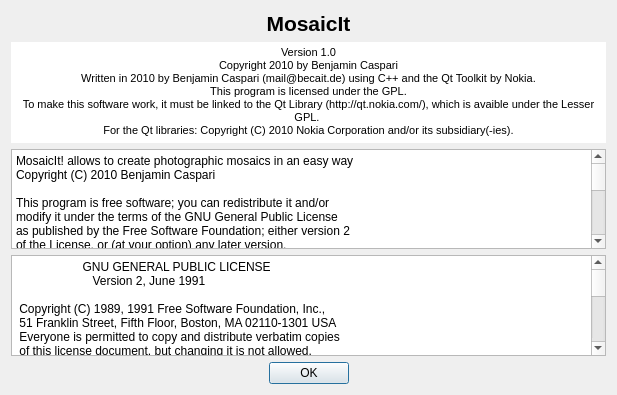
The window that aboutdlg.ui (seanet7or/mosaicit) describes before a commit, drawn with Qt 5.
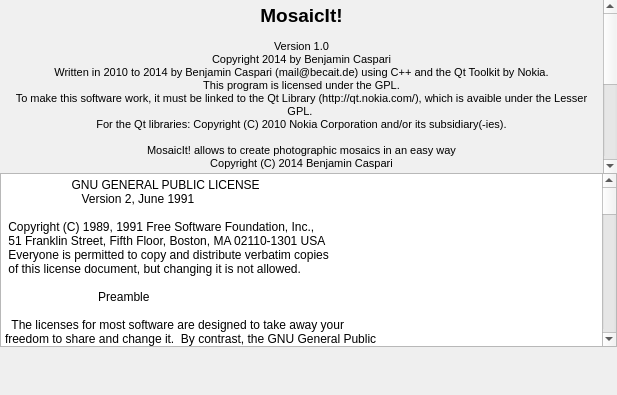
The same window after the commit. Icons and pictures are not drawn. Custom widgets are drawn as their Qt base class.

Diff of the .ui file:
```diff
--- a/aboutdlg.ui
+++ b/aboutdlg.ui
@@ -24,22 +24,24 @@
    <locale language="English" country="UnitedStates"/>
   </property>
   <layout class="QVBoxLayout" name="verticalLayout">
+   <property name="spacing">
+    <number>0</number>
+   </property>
+   <property name="leftMargin">
+    <number>0</number>
+   </property>
+   <property name="topMargin">
+    <number>0</number>
+   </property>
+   <property name="rightMargin">
+    <number>0</number>
+   </property>
+   <property name="bottomMargin">
+    <number>0</number>
+   </property>
    <item>
     <layout class="QGridLayout" name="gridLayout">
-     <item row="4" column="1">
-      <widget class="QPushButton" name="pushButton">
-       <property name="text">
-        <string>OK</string>
-       </property>
-       <property name="autoDefault">
-        <bool>true</bool>
-       </property>
-       <property name="default">
-        <bool>true</bool>
-       </property>
-      </widget>
-     </item>
-     <item row="4" column="0">
+     <item row="2" column="0">
       <spacer name="horizontalSpacer">
        <property name="orientation">
         <enum>Qt::Horizontal</enum>
@@ -52,7 +54,7 @@
        </property>
       </spacer>
      </item>
-     <item row="4" column="2">
+     <item row="2" column="2">
       <spacer name="horizontalSpacer_2">
        <property name="orientation">
         <enum>Qt::Horizontal</enum>
@@ -66,24 +68,50 @@
       </spacer>
      </item>
      <item row="0" column="0" colspan="3">
-      <widget class="QLabel" name="label">
-       <property name="font">
-        <font>
-         <pointsize>16</pointsize>
-         <weight>75</weight>
-         <bold>true</bold>
-        </font>
-       </property>
-       <property name="text">
-        <string>MosaicIt</string>
-       </property>
-       <property name="alignment">
-        <set>Qt::AlignCenter</set>
-       </property>
-      </widget>
-     </item>
-     <item row="1" column="0" colspan="3">
       <widget class="QTextBrowser" name="textBrowser">
+       <property name="sizePolicy">
+        <sizepolicy hsizetype="Expanding" vsizetype="Expanding">
+         <horstretch>0</horstretch>
+         <verstretch>0</verstretch>
+        </sizepolicy>
+       </property>
+       <property name="palette">
+        <palette>
+         <active>
+          <colorrole role="Base">
+           <brush brushstyle="SolidPattern">
+            <color alpha="255">
+             <red>240</red>
+             <green>240</green>
+             <blue>240</blue>
+            </color>
+           </brush>
+          </colorrole>
+         </active>
+         <inactive>
+          <colorrole role="Base">
+           <brush brushstyle="SolidPattern">
+            <color alpha="255">
+             <red>240</red>
+             <green>240</green>
+             <blue>240</blue>
+            </color>
+           </brush>
+          </colorrole>
+         </inactive>
+         <disabled>
+          <colorrole role="Base">
+           <brush brushstyle="SolidPattern">
+            <color alpha="255">
+             <red>240</red>
+             <green>240</green>
+             <blue>240</blue>
+            </color>
+           </brush>
+          </colorrole>
+         </disabled>
+        </palette>
+       </property>
        <property name="frameShape">
         <enum>QFrame::NoFrame</enum>
        </property>
@@ -92,45 +120,46 @@
 &lt;html&gt;&lt;head&gt;&lt;meta name=&quot;qrichtext&quot; content=&quot;1&quot; /&gt;&lt;style type=&quot;text/css&quot;&gt;
 p, li { white-space: pre-wrap; }
 &lt;/style&gt;&lt;/head&gt;&lt;body style=&quot; font-family:'MS Shell Dlg 2'; font-size:8.25pt; font-weight:400; font-style:normal;&quot;&gt;
+&lt;p align=&quot;center&quot; style=&quot; margin-top:0px; margin-bottom:0px; margin-left:0px; margin-right:0px; -qt-block-indent:0; text-indent:0px;&quot;&gt;&lt;span style=&quot; font-size:14pt; font-weight:600;&quot;&gt;MosaicIt!&lt;/span&gt;&lt;/p&gt;
+&lt;p align=&quot;center&quot; style=&quot;-qt-paragraph-type:empty; margin-top:0px; margin-bottom:0px; margin-left:0px; margin-right:0px; -qt-block-indent:0; text-indent:0px;&quot;&gt;&lt;br /&gt;&lt;/p&gt;
 &lt;p align=&quot;center&quot; style=&quot; margin-top:0px; margin-bottom:0px; margin-left:0px; margin-right:0px; -qt-block-indent:0; text-indent:0px;&quot;&gt;&lt;span style=&quot; font-size:8pt;&quot;&gt;Version 1.0&lt;/span&gt;&lt;/p&gt;
-&lt;p align=&quot;center&quot; style=&quot; margin-top:0px; margin-bottom:0px; margin-left:0px; margin-right:0px; -qt-block-indent:0; text-indent:0px;&quot;&gt;&lt;span style=&quot; font-size:8pt;&quot;&gt;Copyright 2010 by Benjamin Caspari&lt;/span&gt;&lt;/p&gt;
-&lt;p align=&quot;center&quot; style=&quot; margin-top:0px; margin-bottom:0px; margin-left:0px; margin-right:0px; -qt-block-indent:0; text-indent:0px;&quot;&gt;&lt;span style=&quot; font-size:8pt;&quot;&gt;Written in 2010 by Benjamin Caspari (mail@becait.de) using C++ and the Qt Toolkit by Nokia.&lt;/span&gt;&lt;/p&gt;
+&lt;p align=&quot;center&quot; style=&quot; margin-top:0px; margin-bottom:0px; margin-left:0px; margin-right:0px; -qt-block-indent:0; text-indent:0px;&quot;&gt;&lt;span style=&quot; font-size:8pt;&quot;&gt;Copyright 2014 by Benjamin Caspari&lt;/span&gt;&lt;/p&gt;
+&lt;p align=&quot;center&quot; style=&quot; margin-top:0px; margin-bottom:0px; margin-left:0px; margin-right:0px; -qt-block-indent:0; text-indent:0px;&quot;&gt;&lt;span style=&quot; font-size:8pt;&quot;&gt;Written in 2010 to 2014 by Benjamin Caspari (mail@becait.de) using C++ and the Qt Toolkit by Nokia.&lt;/span&gt;&lt;/p&gt;
 &lt;p align=&quot;center&quot; style=&quot; margin-top:0px; margin-bottom:0px; margin-left:0px; margin-right:0px; -qt-block-indent:0; text-indent:0px;&quot;&gt;&lt;span style=&quot; font-size:8pt;&quot;&gt;This program is licensed under the GPL.&lt;/span&gt;&lt;/p&gt;
 &lt;p align=&quot;center&quot; style=&quot; margin-top:0px; margin-bottom:0px; margin-left:0px; margin-right:0px; -qt-block-indent:0; text-indent:0px;&quot;&gt;&lt;span style=&quot; font-size:8pt;&quot;&gt;To make this software work, it must be linked to the Qt Library (http://qt.nokia.com/), which is avaible under the Lesser GPL. &lt;/span&gt;&lt;/p&gt;
-&lt;p align=&quot;center&quot; style=&quot; margin-top:0px; margin-bottom:0px; margin-left:0px; margin-right:0px; -qt-block-indent:0; text-indent:0px;&quot;&gt;&lt;span style=&quot; font-size:8pt;&quot;&gt;For the Qt libraries: Copyright (C) 2010 Nokia Corporation and/or its subsidiary(-ies).&lt;/span&gt;&lt;/p&gt;&lt;/body&gt;&lt;/html&gt;</string>
+&lt;p align=&quot;center&quot; style=&quot; margin-top:0px; margin-bottom:0px; margin-left:0px; margin-right:0px; -qt-block-indent:0; text-indent:0px;&quot;&gt;&lt;span style=&quot; font-size:8pt;&quot;&gt;For the Qt libraries: Copyright (C) 2010 Nokia Corporation and/or its subsidiary(-ies).&lt;/span&gt;&lt;/p&gt;
+&lt;p align=&quot;center&quot; style=&quot;-qt-paragraph-type:empty; margin-top:0px; margin-bottom:0px; margin-left:0px; margin-right:0px; -qt-block-indent:0; text-indent:0px; font-size:8pt;&quot;&gt;&lt;br /&gt;&lt;/p&gt;
+&lt;p align=&quot;center&quot; style=&quot; margin-top:0px; margin-bottom:0px; margin-left:0px; margin-right:0px; -qt-block-indent:0; text-indent:0px;&quot;&gt;&lt;span style=&quot; font-size:8pt;&quot;&gt;MosaicIt! allows to create photographic mosaics in an easy way&lt;/span&gt;&lt;/p&gt;
+&lt;p align=&quot;center&quot; style=&quot; margin-top:0px; margin-bottom:0px; margin-left:0px; margin-right:0px; -qt-block-indent:0; text-indent:0px;&quot;&gt;&lt;span style=&quot; font-size:8pt;&quot;&gt;Copyright (C) 2014 Benjamin Caspari&lt;/span&gt;&lt;/p&gt;
+&lt;p align=&quot;center&quot; style=&quot;-qt-paragraph-type:empty; margin-top:0px; margin-bottom:0px; margin-left:0px; margin-right:0px; -qt-block-indent:0; text-indent:0px; font-size:8pt;&quot;&gt;&lt;br /&gt;&lt;/p&gt;
+&lt;p align=&quot;center&quot; style=&quot; margin-top:0px; margin-bottom:0px; margin-left:0px; margin-right:0px; -qt-block-indent:0; text-indent:0px;&quot;&gt;&lt;span style=&quot; font-size:8pt;&quot;&gt;This program is free software; you can redistribute it and/or&lt;/span&gt;&lt;/p&gt;
+&lt;p align=&quot;center&quot; style=&quot; margin-top:0px; margin-bottom:0px; margin-left:0px; margin-right:0px; -qt-block-indent:0; text-indent:0px;&quot;&gt;&lt;span style=&quot; font-size:8pt;&quot;&gt;modify it under the terms of the GNU General Public License&lt;/span&gt;&lt;/p&gt;
+&lt;p align=&quot;center&quot; style=&quot; margin-top:0px; margin-bottom:0px; margin-left:0px; margin-right:0px; -qt-block-indent:0; text-indent:0px;&quot;&gt;&lt;span style=&quot; font-size:8pt;&quot;&gt;as published by the Free Software Foundation; either version 2&lt;/span&gt;&lt;/p&gt;
+&lt;p align=&quot;center&quot; style=&quot; margin-top:0px; margin-bottom:0px; margin-left:0px; margin-right:0px; -qt-block-indent:0; text-indent:0px;&quot;&gt;&lt;span style=&quot; font-size:8pt;&quot;&gt;of the License, or (at your option) any later version.&lt;/span&gt;&lt;/p&gt;
+&lt;p align=&quot;center&quot; style=&quot;-qt-paragraph-type:empty; margin-top:0px; margin-bottom:0px; margin-left:0px; margin-right:0px; -qt-block-indent:0; text-indent:0px; font-size:8pt;&quot;&gt;&lt;br /&gt;&lt;/p&gt;
+&lt;p align=&quot;center&quot; style=&quot; margin-top:0px; margin-bottom:0px; margin-left:0px; margin-right:0px; -qt-block-indent:0; text-indent:0px;&quot;&gt;&lt;span style=&quot; font-size:8pt;&quot;&gt;This program is distributed in the hope that it will be useful,&lt;/span&gt;&lt;/p&gt;
+&lt;p align=&quot;center&quot; style=&quot; margin-top:0px; margin-bottom:0px; margin-left:0px; margin-right:0px; -qt-block-indent:0; text-indent:0px;&quot;&gt;&lt;span style=&quot; font-size:8pt;&quot;&gt;but WITHOUT ANY WARRANTY; without even the implied warranty of&lt;/span&gt;&lt;/p&gt;
+&lt;p align=&quot;center&quot; style=&quot; margin-top:0px; margin-bottom:0px; margin-left:0px; margin-right:0px; -qt-block-indent:0; text-indent:0px;&quot;&gt;&lt;span style=&quot; font-size:8pt;&quot;&gt;MERCHANTABILITY or FITNESS FOR A PARTICULAR PURPOSE.  See the&lt;/span&gt;&lt;/p&gt;
+&lt;p align=&quot;center&quot; style=&quot; margin-top:0px; margin-bottom:0px; margin-left:0px; margin-right:0px; -qt-block-indent:0; text-indent:0px;&quot;&gt;&lt;span style=&quot; font-size:8pt;&quot;&gt;GNU General Public License for more details.&lt;/span&gt;&lt;/p&gt;
+&lt;p style=&quot;-qt-paragraph-type:empty; margin-top:0px; margin-bottom:0px; margin-left:0px; margin-right:0px; -qt-block-indent:0; text-indent:0px; font-size:8pt;&quot;&gt;&lt;br /&gt;&lt;/p&gt;
+&lt;p align=&quot;center&quot; style=&quot; margin-top:0px; margin-bottom:0px; margin-left:0px; margin-right:0px; -qt-block-indent:0; text-indent:0px;&quot;&gt;&lt;span style=&quot; font-size:8pt;&quot;&gt;You should have received a copy of the GNU General Public License&lt;/span&gt;&lt;/p&gt;
+&lt;p align=&quot;center&quot; style=&quot; margin-top:0px; margin-bottom:0px; margin-left:0px; margin-right:0px; -qt-block-indent:0; text-indent:0px;&quot;&gt;&lt;span style=&quot; font-size:8pt;&quot;&gt;along with this program; if not, write to the Free Software&lt;/span&gt;&lt;/p&gt;
+&lt;p align=&quot;center&quot; style=&quot; margin-top:0px; margin-bottom:0px; margin-left:0px; margin-right:0px; -qt-block-indent:0; text-indent:0px;&quot;&gt;&lt;span style=&quot; font-size:8pt;&quot;&gt;Foundation, Inc., 51 Franklin Street, Fifth Floor, Boston, MA  02110-1301, USA.&lt;/span&gt;&lt;/p&gt;&lt;/body&gt;&lt;/html&gt;</string>
        </property>
       </widget>
      </item>
-     <item row="2" column="0" colspan="3">
+     <item row="2" column="1">
+      <widget class="Button" name="okBn" native="true">
+       <property name="minimumSize">
+        <size>
+         <width>88</width>
+         <height>48</height>
+        </size>
+       </property>
+      </widget>
+     </item>
+     <item row="1" column="0" colspan="3">
       <widget class="QPlainTextEdit" name="plainTextEdit">
-       <property name="readOnly">
-        <bool>true</bool>
-       </property>
-       <property name="plainText">
-        <string>MosaicIt! allows to create photographic mosaics in an easy way
-Copyright (C) 2010 Benjamin Caspari
-
-This program is free software; you can redistribute it and/or
-modify it under the terms of the GNU General Public License
-as published by the Free Software Foundation; either version 2
-of the License, or (at your option) any later version.
-
-This program is distributed in the hope that it will be useful,
-but WITHOUT ANY WARRANTY; without even the implied warranty of
-MERCHANTABILITY or FITNESS FOR A PARTICULAR PURPOSE.  See the
-GNU General Public License for more details.
-
-You should have received a copy of the GNU General Public License
-along with this program; if not, write to the Free Software
-Foundation, Inc., 51 Franklin Street, Fifth Floor, Boston, MA  02110-1301, USA.</string>
-       </property>
-      </widget>
-     </item>
-     <item row="3" column="0" colspan="3">
-      <widget class="QPlainTextEdit" name="plainTextEdit_2">
-       <property name="readOnly">
-        <bool>true</bool>
-       </property>
        <property name="plainText">
         <string>                    GNU GENERAL PUBLIC LICENSE
                        Version 2, June 1991
@@ -479,6 +508,14 @@
    </item>
   </layout>
  </widget>
+ <customwidgets>
+  <customwidget>
+   <class>Button</class>
+   <extends>QWidget</extends>
+   <header>widgets/button.h</header>
+   <container>1</container>
+  </customwidget>
+ </customwidgets>
  <resources/>
  <connections/>
 </ui>
```
Left out of the diff: 2 changed lines with no effect on the pictures.
